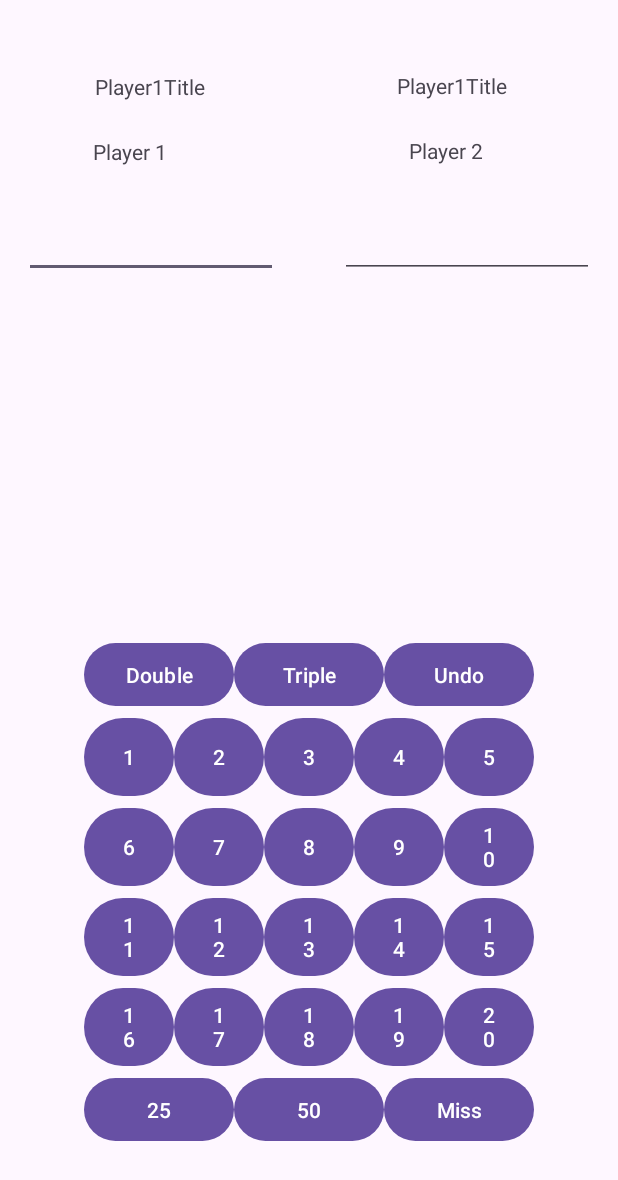
After one commit to jousag/OlioHTDarts, an Android app: the layout activity_game_view.xml on its own in the app's theme, with its tools: preview values and no code run, on a phone screen of 412 x 824 dp. The commit adds this screen. Shown: the top 1180 px of the screen. Run offline under Robolectric (Android 15) with nearby library versions, the phone set to English and light mode, and no system bars.

Commit message:
game view (ei toimi vielä)

```diff
--- a/app/src/main/AndroidManifest.xml
+++ b/app/src/main/AndroidManifest.xml
@@ -16,6 +16,9 @@
         tools:targetApi="31">
         <activity
             android:name=".PlayerList"
+            android:exported="false" />
+        <activity
+            android:name=".GameView"
             android:exported="false" />
         <activity
             android:name=".NewMatchActivity"
--- /dev/null
+++ b/app/src/main/java/com/example/oliohtdarts/GameView.java
@@ -0,0 +1,137 @@
+package com.example.oliohtdarts;
+
+
+import android.annotation.SuppressLint;
+import android.os.Bundle;
+import android.widget.Button;
+import android.widget.EditText;
+import android.widget.TextView;
+
+import androidx.activity.EdgeToEdge;
+import androidx.annotation.NonNull;
+import androidx.appcompat.app.AppCompatActivity;
+import androidx.core.graphics.Insets;
+import androidx.core.view.ViewCompat;
+import androidx.core.view.WindowInsetsCompat;
+
+import java.util.ArrayList;
+import java.util.List;
+
+public class GameView extends AppCompatActivity {
+    private int throwCount = 0;
+    private int[] selectedThrows = new int[3];
+    private EditText scoreEditText;
+    private TextView player1Name;
+    private TextView player2Name;
+    private int currentPlayerIndex = 0;
+    private ArrayList<TextView> playerScoreViews = new ArrayList<>();
+
+
+    @Override
+    protected void onCreate(Bundle savedInstanceState) {
+        super.onCreate(savedInstanceState);
+        EdgeToEdge.enable(this);
+        setContentView(R.layout.activity_game_view);
+        ViewCompat.setOnApplyWindowInsetsListener(findViewById(R.id.main), (v, insets) -> {
+            Insets systemBars = insets.getInsets(WindowInsetsCompat.Type.systemBars());
+            v.setPadding(systemBars.left, systemBars.top, systemBars.right, systemBars.bottom);
+            return insets;
+        });
+
+        scoreEditText = findViewById(R.id.scoreEditText1);
+        scoreEditText = findViewById(R.id.scoreEditText2);
+        player1Name = findViewById(R.id.player1Name);
+        player2Name = findViewById(R.id.player2Name);
+
+        PlayerStorage playerStorage = PlayerStorage.getInstance();
+        ArrayList<Player> selectedPlayers = playerStorage.getSelected();
+
+        Player player = Player.getInstance();
+        score = Player.getScore();
+
+        for (int i = 0; i < selectedPlayers.size(); i++) {
+            String textViewId = "player" + (i + 1) + "Name"; // e.g., player1Name, player2Name...
+            @SuppressLint("DiscouragedApi") int resID = getResources().getIdentifier(textViewId, "id", getPackageName());
+            TextView playerNameView = findViewById(resID);
+
+            if (playerNameView != null) {
+                playerNameView.setText(selectedPlayers.get(i).getName());
+            }
+        }
+    }
+
+        for (int i = 0; i < selectedPlayers.size(); i++) {
+            String scoreViewId = "player" + (i + 1) + "Score"; // e.g., player1Score
+            @SuppressLint("DiscouragedApi")
+            int resID = getResources().getIdentifier(scoreViewId, "id", getPackageName());
+            TextView scoreView = findViewById(resID);
+
+            if (scoreView != null) {
+                playerScoreViews.add(scoreView);
+                // Initialize display with starting score
+                scoreView.setText(String.valueOf(selectedPlayers.get(i).getScore()));
+            }
+        }
+
+        for (int i = 0; i <= 20; i++) {
+            String buttonID = "button" + i;
+            @SuppressLint("DiscouragedApi") int resID = getResources().getIdentifier(buttonID, "id", getPackageName());
+            Button button = findViewById(resID);
+
+            if (button != null) {
+                final int scoreValue = i; // capture i for the lambda
+                button.setOnClickListener(v -> handleScoreInput(scoreValue));
+            }
+        }
+    }
+//    private void setSelectedPlayerNames(ArrayList<Player> selectedPlayers) {
+//        TextView player1Name = findViewById(R.id.player1Name);
+//        TextView player2Name = findViewById(R.id.player2Name);
+//
+//        if (selectedPlayers.size() >= 1) {
+//            player1Name.setText(selectedPlayers.get(0).getName());
+//        }
+//        if (selectedPlayers.size() >= 2) {
+//            player2Name.setText(selectedPlayers.get(1).getName());
+//        }
+//    }
+    private void handleScoreInput(int value) {
+        if (throwCount < 3) {
+            selectedThrows[throwCount] = value;
+            throwCount++;
+        }
+
+        if (throwCount == 3) {
+            int total = selectedThrows[0] + selectedThrows[1] + selectedThrows[2];
+            Player currentPlayer = selectedPlayers.get(currentPlayerIndex);
+
+            // Update player score
+            int newScore = currentPlayer.getScore() - total;
+            currentPlayer.setScore(newScore);
+
+            // Update the UI score TextView
+            if (currentPlayerIndex < playerScoreViews.size()) {
+                playerScoreViews.get(currentPlayerIndex).setText(String.valueOf(newScore));
+            }
+
+            // Move to next player
+            currentPlayerIndex = (currentPlayerIndex + 1) % selectedPlayers.size();
+            throwCount = 0;
+        }
+    }
+
+    private void setSelectedPlayerNames(@NonNull ArrayList<Player> selectedPlayers) {
+        for (int i = 0; i < selectedPlayers.size(); i++) {
+            String textViewId = "player" + (i + 1) + "Name"; // e.g., player1Name, player2Name...
+            @SuppressLint("DiscouragedApi") int resID = getResources().getIdentifier(textViewId, "id", getPackageName());
+            TextView playerNameView = findViewById(resID);
+
+            if (playerNameView != null) {
+                playerNameView.setText(selectedPlayers.get(i).getName());
+            }
+        }
+    }
+
+
+
+}
--- a/app/src/main/java/com/example/oliohtdarts/NewMatchActivity.java
+++ b/app/src/main/java/com/example/oliohtdarts/NewMatchActivity.java
@@ -74,4 +74,8 @@ public class NewMatchActivity extends AppCompatActivity {
             txtSelectedPlayers.setText(builder.toString());
         }
     }
+    public void switchToMatch(View view) {
+        startActivity(new Intent(this, GameView.class));
+    }
+
 }
--- a/app/src/main/java/com/example/oliohtdarts/Player.java
+++ b/app/src/main/java/com/example/oliohtdarts/Player.java
@@ -1,5 +1,6 @@
 package com.example.oliohtdarts;
-
+import java.util.ArrayList;
+import java.util.List;
 public class Player {
     private String name;
     private int score;
@@ -9,6 +10,7 @@ public class Player {
     private int LastThreeDartScore;
     private int DartsThrown;
     private boolean isSelected;
+    private ArrayList<Player> players;
 
     public Player(String name) {
         this.name = name;
@@ -40,4 +42,10 @@ public class Player {
     public void setSelected(boolean selected) {
         isSelected = selected;
     }
+
+    public void reduceScore(int value) {
+        if (value > 0 && value <= score) {
+            this.score -= value;
+        }
+    }
 }
--- a/app/src/main/java/com/example/oliohtdarts/PlayerStorage.java
+++ b/app/src/main/java/com/example/oliohtdarts/PlayerStorage.java
@@ -5,6 +5,8 @@ import java.util.ArrayList;
 public class PlayerStorage {
     private static PlayerStorage playerStorage;
     private ArrayList<Player> players;
+
+    private ArrayList<Player> selected;
 
     private PlayerStorage() {
         players = new ArrayList<>();
@@ -48,4 +50,14 @@ public class PlayerStorage {
             players.remove(player);
         }
     }
+
+    public ArrayList<Player> getSelected() {
+        ArrayList<Player> selected = new ArrayList<>();
+        for (Player player : players)
+            if (player.isSelected()) {
+                selected.add(player);
+            }
+        return selected;
+    }
+
 }
--- /dev/null
+++ b/app/src/main/res/layout/activity_game_view.xml
@@ -0,0 +1,342 @@
+<?xml version="1.0" encoding="utf-8"?>
+<androidx.constraintlayout.widget.ConstraintLayout xmlns:android="http://schemas.android.com/apk/res/android"
+    xmlns:app="http://schemas.android.com/apk/res-auto"
+    xmlns:tools="http://schemas.android.com/tools"
+    android:id="@+id/main"
+    android:layout_width="match_parent"
+    android:layout_height="match_parent"
+    tools:context=".GameView">
+
+    <TextView
+        android:id="@+id/player2Name"
+        android:layout_width="wrap_content"
+        android:layout_height="wrap_content"
+        android:text="Player 2"
+        app:layout_constraintBottom_toBottomOf="parent"
+        app:layout_constraintEnd_toEndOf="parent"
+        app:layout_constraintHorizontal_bias="0.613"
+        app:layout_constraintStart_toEndOf="@+id/player1Name"
+        app:layout_constraintTop_toTopOf="parent"
+        app:layout_constraintVertical_bias="0.113" />
+
+    <TextView
+        android:id="@+id/player1Name"
+        android:layout_width="68dp"
+        android:layout_height="28dp"
+        android:text="Player 1"
+        app:layout_constraintBottom_toBottomOf="parent"
+        app:layout_constraintEnd_toEndOf="parent"
+        app:layout_constraintHorizontal_bias="0.18"
+        app:layout_constraintStart_toStartOf="parent"
+        app:layout_constraintTop_toTopOf="parent"
+        app:layout_constraintVertical_bias="0.115" />
+
+    <TextView
+        android:id="@+id/Player1Title"
+        android:layout_width="wrap_content"
+        android:layout_height="wrap_content"
+        android:layout_marginBottom="24dp"
+        android:text="Player1Title"
+        app:layout_constraintBottom_toTopOf="@+id/player1Name"
+        app:layout_constraintEnd_toEndOf="parent"
+        app:layout_constraintHorizontal_bias="0.187"
+        app:layout_constraintStart_toStartOf="parent"
+        app:layout_constraintTop_toTopOf="parent"
+        app:layout_constraintVertical_bias="1.0" />
+
+    <TextView
+        android:id="@+id/player1Title"
+        android:layout_width="wrap_content"
+        android:layout_height="wrap_content"
+        android:layout_marginStart="128dp"
+        android:layout_marginBottom="24dp"
+        android:text="Player1Title"
+        app:layout_constraintBottom_toTopOf="@+id/player2Name"
+        app:layout_constraintStart_toEndOf="@+id/Player1Title" />
+
+    <EditText
+        android:id="@+id/scoreEditText1"
+        android:layout_width="169dp"
+        android:layout_height="48dp"
+        android:ems="10"
+        android:inputType="numberSigned"
+        app:layout_constraintBottom_toBottomOf="parent"
+        app:layout_constraintEnd_toEndOf="parent"
+        app:layout_constraintHorizontal_bias="0.066"
+        app:layout_constraintStart_toStartOf="parent"
+        app:layout_constraintTop_toTopOf="parent"
+        app:layout_constraintVertical_bias="0.177" />
+
+    <EditText
+        android:id="@+id/scoreEditText2"
+        android:layout_width="169dp"
+        android:layout_height="48dp"
+        android:ems="10"
+        android:inputType="numberSigned"
+        app:layout_constraintBottom_toBottomOf="parent"
+        app:layout_constraintEnd_toEndOf="parent"
+        app:layout_constraintHorizontal_bias="0.933"
+        app:layout_constraintStart_toStartOf="parent"
+        app:layout_constraintTop_toTopOf="parent"
+        app:layout_constraintVertical_bias="0.177" />
+
+    <androidx.constraintlayout.widget.ConstraintLayout
+        android:layout_width="300dp"
+        android:layout_height="340dp"
+        app:layout_constraintBottom_toBottomOf="parent"
+        app:layout_constraintEnd_toEndOf="parent"
+        app:layout_constraintStart_toStartOf="parent"
+        app:layout_constraintTop_toTopOf="parent"
+        app:layout_constraintVertical_bias="0.877">
+
+        <Button
+            android:id="@+id/UndoButton"
+            android:layout_width="100dp"
+            android:layout_height="50dp"
+            android:text="Undo"
+            app:layout_constraintEnd_toEndOf="parent"
+            app:layout_constraintTop_toTopOf="parent" />
+
+        <Button
+            android:id="@+id/doubleButton"
+            android:layout_width="100dp"
+            android:layout_height="50dp"
+            android:text="Double"
+            app:layout_constraintStart_toStartOf="parent"
+            app:layout_constraintTop_toTopOf="parent" />
+
+        <Button
+            android:id="@+id/tripleButton"
+            android:layout_width="100dp"
+            android:layout_height="50dp"
+            android:text="Triple"
+            app:layout_constraintEnd_toStartOf="@+id/UndoButton"
+            app:layout_constraintHorizontal_bias="0.0"
+            app:layout_constraintStart_toEndOf="@+id/doubleButton"
+            app:layout_constraintTop_toTopOf="parent" />
+
+        <Button
+            android:id="@+id/button12"
+            android:layout_width="60dp"
+            android:layout_height="60dp"
+            android:text="12"
+            android:visibility="visible"
+            app:layout_constraintEnd_toStartOf="@+id/button13"
+            app:layout_constraintStart_toEndOf="@+id/button11"
+            app:layout_constraintTop_toBottomOf="@+id/button7" />
+
+        <Button
+            android:id="@+id/button11"
+            android:layout_width="60dp"
+            android:layout_height="60dp"
+            android:text="11"
+            android:visibility="visible"
+            app:layout_constraintStart_toStartOf="parent"
+            app:layout_constraintTop_toBottomOf="@+id/button6" />
+
+        <Button
+            android:id="@+id/button20"
+            android:layout_width="60dp"
+            android:layout_height="60dp"
+            android:text="20"
+            android:visibility="visible"
+            app:layout_constraintEnd_toEndOf="parent"
+            app:layout_constraintTop_toBottomOf="@+id/button15" />
+
+        <Button
+            android:id="@+id/button13"
+            android:layout_width="60dp"
+            android:layout_height="60dp"
+            android:text="13"
+            android:visibility="visible"
+            app:layout_constraintEnd_toEndOf="parent"
+            app:layout_constraintStart_toStartOf="@+id/button11"
+            app:layout_constraintTop_toBottomOf="@+id/button8" />
+
+        <Button
+            android:id="@+id/button8"
+            android:layout_width="60dp"
+            android:layout_height="60dp"
+            android:text="8"
+            android:visibility="visible"
+            app:layout_constraintEnd_toEndOf="parent"
+            app:layout_constraintStart_toStartOf="parent"
+            app:layout_constraintTop_toBottomOf="@+id/button3" />
+
+        <Button
+            android:id="@+id/button0"
+            android:layout_width="100dp"
+            android:layout_height="50dp"
+            android:text="Miss"
+            app:layout_constraintBottom_toBottomOf="parent"
+            app:layout_constraintEnd_toEndOf="parent"
+            app:layout_constraintStart_toEndOf="@+id/button50"
+            app:layout_constraintTop_toBottomOf="@+id/button20" />
+
+        <Button
+            android:id="@+id/button15"
+            android:layout_width="60dp"
+            android:layout_height="60dp"
+            android:text="15"
+            android:visibility="visible"
+            app:layout_constraintEnd_toEndOf="parent"
+            app:layout_constraintTop_toBottomOf="@+id/button10" />
+
+        <Button
+            android:id="@+id/button10"
+            android:layout_width="60dp"
+            android:layout_height="60dp"
+            android:text="10"
+            android:visibility="visible"
+            app:layout_constraintEnd_toEndOf="parent"
+            app:layout_constraintStart_toEndOf="@+id/button9"
+            app:layout_constraintTop_toBottomOf="@+id/button5" />
+
+        <Button
+            android:id="@+id/button3"
+            android:layout_width="60dp"
+            android:layout_height="60dp"
+            android:text="3"
+            android:visibility="visible"
+            app:layout_constraintEnd_toEndOf="@+id/button5"
+            app:layout_constraintStart_toStartOf="@+id/button1"
+            app:layout_constraintTop_toBottomOf="@+id/tripleButton" />
+
+        <Button
+            android:id="@+id/button7"
+            android:layout_width="60dp"
+            android:layout_height="60dp"
+            android:text="7"
+            android:visibility="visible"
+            app:layout_constraintEnd_toStartOf="@+id/button8"
+            app:layout_constraintStart_toEndOf="@+id/button6"
+            app:layout_constraintTop_toBottomOf="@+id/button2" />
+
+        <Button
+            android:id="@+id/button18"
+            android:layout_width="60dp"
+            android:layout_height="60dp"
+            android:text="18"
+            android:visibility="visible"
+            app:layout_constraintEnd_toEndOf="parent"
+            app:layout_constraintStart_toStartOf="@+id/button16"
+            app:layout_constraintTop_toBottomOf="@+id/button13" />
+
+        <Button
+            android:id="@+id/button9"
+            android:layout_width="60dp"
+            android:layout_height="60dp"
+            android:text="9"
+            android:visibility="visible"
+            app:layout_constraintStart_toEndOf="@+id/button8"
+            app:layout_constraintTop_toBottomOf="@+id/button4" />
+
+        <Button
+            android:id="@+id/button1"
+            android:layout_width="60dp"
+            android:layout_height="60dp"
+            android:text="1"
+            android:visibility="visible"
+            app:layout_constraintStart_toStartOf="parent"
+            app:layout_constraintTop_toBottomOf="@+id/doubleButton" />
+
+        <Button
+            android:id="@+id/button50"
+            android:layout_width="100dp"
+            android:layout_height="50dp"
+            android:text="50"
+            app:layout_constraintBottom_toBottomOf="parent"
+            app:layout_constraintEnd_toEndOf="parent"
+            app:layout_constraintStart_toStartOf="parent"
+            app:layout_constraintTop_toBottomOf="@+id/button18" />
+
+        <Button
+            android:id="@+id/button6"
+            android:layout_width="60dp"
+            android:layout_height="60dp"
+            android:text="6"
+            android:visibility="visible"
+            app:layout_constraintStart_toStartOf="parent"
+            app:layout_constraintTop_toBottomOf="@+id/button1" />
+
+        <Button
+            android:id="@+id/button17"
+            android:layout_width="60dp"
+            android:layout_height="60dp"
+            android:text="17"
+            android:visibility="visible"
+            app:layout_constraintEnd_toStartOf="@+id/button18"
+            app:layout_constraintHorizontal_bias="1.0"
+            app:layout_constraintStart_toEndOf="@+id/button16"
+            app:layout_constraintTop_toBottomOf="@+id/button12" />
+
+        <Button
+            android:id="@+id/button25"
+            android:layout_width="100dp"
+            android:layout_height="50dp"
+            android:text="25"
+            app:layout_constraintBottom_toBottomOf="parent"
+            app:layout_constraintEnd_toStartOf="@+id/button50"
+            app:layout_constraintStart_toStartOf="parent"
+            app:layout_constraintTop_toBottomOf="@+id/button16" />
+
+        <Button
+            android:id="@+id/button19"
+            android:layout_width="60dp"
+            android:layout_height="60dp"
+            android:text="19"
+            android:visibility="visible"
+            app:layout_constraintStart_toEndOf="@+id/button18"
+            app:layout_constraintTop_toBottomOf="@+id/button14" />
+
+        <Button
+            android:id="@+id/button2"
+            android:layout_width="60dp"
+            android:layout_height="60dp"
+            android:text="2"
+            android:visibility="visible"
+            app:layout_constraintEnd_toStartOf="@+id/button3"
+            app:layout_constraintStart_toEndOf="@+id/button1"
+            app:layout_constraintTop_toBottomOf="@+id/doubleButton" />
+
+        <Button
+            android:id="@+id/button4"
+            android:layout_width="60dp"
+            android:layout_height="60dp"
+            android:text="4"
+            android:visibility="visible"
+            app:layout_constraintEnd_toStartOf="@+id/button5"
+            app:layout_constraintHorizontal_bias="0.0"
+            app:layout_constraintStart_toEndOf="@+id/button3"
+            app:layout_constraintTop_toBottomOf="@+id/UndoButton" />
+
+        <Button
+            android:id="@+id/button14"
+            android:layout_width="60dp"
+            android:layout_height="60dp"
+            android:text="14"
+            android:visibility="visible"
+            app:layout_constraintEnd_toStartOf="@+id/button15"
+            app:layout_constraintStart_toEndOf="@+id/button13"
+            app:layout_constraintTop_toBottomOf="@+id/button9" />
+
+        <Button
+            android:id="@+id/button16"
+            android:layout_width="60dp"
+            android:layout_height="60dp"
+            android:text="16"
+            android:visibility="visible"
+            app:layout_constraintStart_toStartOf="parent"
+            app:layout_constraintTop_toBottomOf="@+id/button11" />
+
+        <Button
+            android:id="@+id/button5"
+            android:layout_width="60dp"
+            android:layout_height="60dp"
+            android:text="5"
+            android:visibility="visible"
+            app:layout_constraintEnd_toEndOf="parent"
+            app:layout_constraintTop_toBottomOf="@+id/UndoButton" />
+    </androidx.constraintlayout.widget.ConstraintLayout>
+
+</androidx.constraintlayout.widget.ConstraintLayout>
--- a/app/src/main/res/layout/activity_new_match.xml
+++ b/app/src/main/res/layout/activity_new_match.xml
@@ -53,4 +53,15 @@
         app:layout_constraintStart_toStartOf="parent"
         app:layout_constraintTop_toBottomOf="@+id/addPlayersButton" />
 
+    <Button
+        android:id="@+id/startTheGameButton"
+        android:layout_width="wrap_content"
+        android:layout_height="wrap_content"
+        android:onClick="switchToMatch"
+        android:text="Start the game"
+        app:layout_constraintBottom_toBottomOf="parent"
+        app:layout_constraintEnd_toEndOf="parent"
+        app:layout_constraintStart_toStartOf="parent"
+        app:layout_constraintTop_toBottomOf="@+id/txtSelectedPlayers" />
+
 </androidx.constraintlayout.widget.ConstraintLayout>
```
